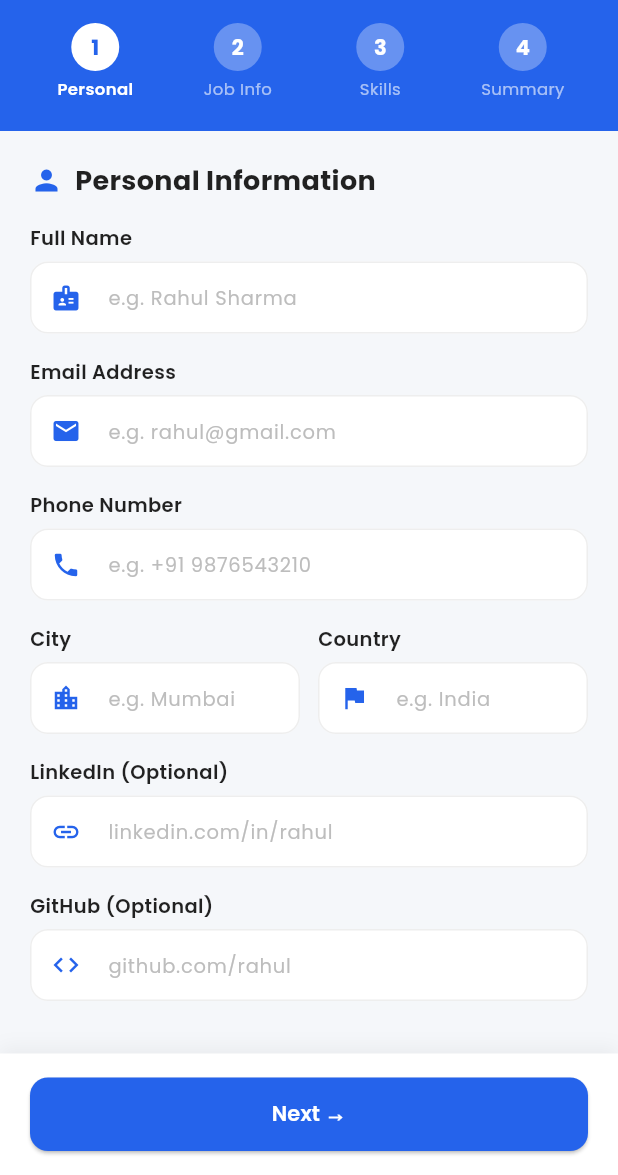
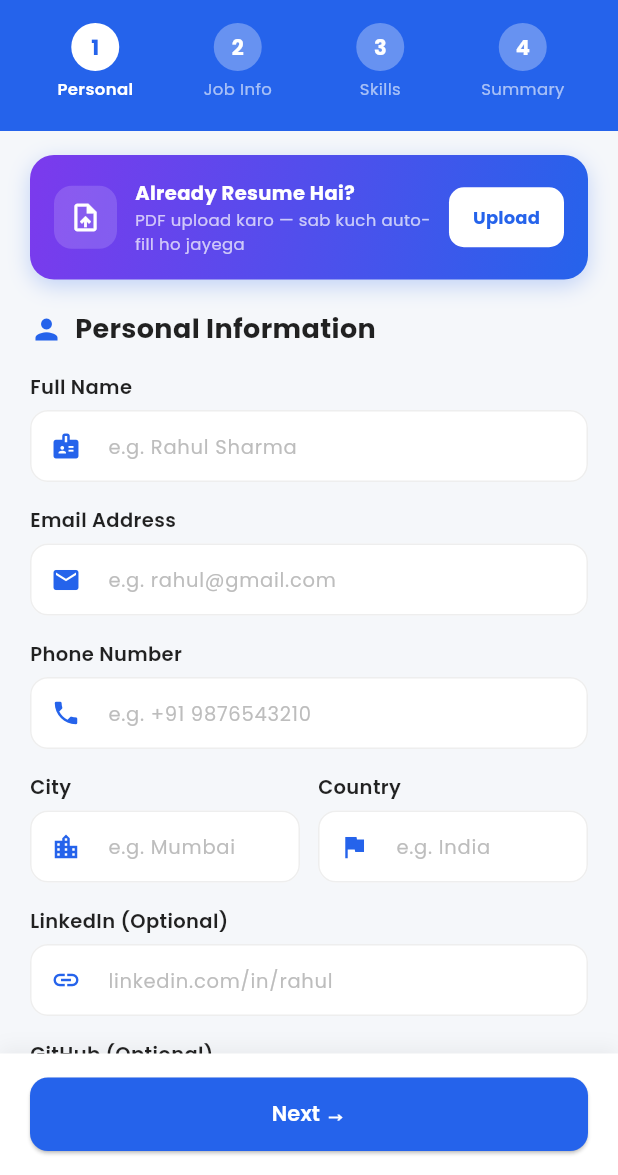
Before and after one commit to flutterbysunny/AI-Resume-Builder, a Flutter app: the screen it shows after launch, on a phone screen of 412 x 824 dp, the part 61-1236 px from its top. Run offline on Flutter 3.47's test engine with Material 3 defaults, Android fonts, the phone set to English and light mode, and no system bars; our stand-ins replace file_picker, get, google_fonts, pdf, printing.

Commit message:
docs: resume upload feature add

```diff
--- a/lib/views/form_screen.dart
+++ b/lib/views/form_screen.dart
@@ -1,3 +1,4 @@
+import 'package:file_picker/file_picker.dart';
 import 'package:flutter/material.dart';
 import 'package:get/get.dart';
 import 'package:google_fonts/google_fonts.dart';
@@ -30,6 +31,9 @@ class FormScreen extends StatelessWidget {
       body: Column(
         children: [
           _buildStepIndicator(controller),
+          Obx(() => controller.currentStep.value == 0
+              ? _buildUploadCard(controller)
+              : const SizedBox.shrink()),
           Expanded(
             child: Obx(() {
               switch (controller.currentStep.value) {
@@ -1007,4 +1011,138 @@ class FormScreen extends StatelessWidget {
       ),
     );
   }
+
+  // ─── Upload Resume Card ─────────────────────────────────────────────────────
+  Widget _buildUploadCard(ResumeController controller) {
+    return Container(
+      margin: const EdgeInsets.fromLTRB(20, 16, 20, 0),
+      padding: const EdgeInsets.all(16),
+      decoration: BoxDecoration(
+        gradient: const LinearGradient(
+          colors: [Color(0xFF7C3AED), Color(0xFF2563EB)],
+          begin: Alignment.topLeft,
+          end: Alignment.bottomRight,
+        ),
+        borderRadius: BorderRadius.circular(16),
+        boxShadow: [
+          BoxShadow(
+            color: const Color(0xFF2563EB).withOpacity(0.25),
+            blurRadius: 12,
+            offset: const Offset(0, 4),
+          ),
+        ],
+      ),
+      child: Obx(() {
+        if (controller.isUploadingResume.value) {
+          return Row(
+            children: [
+              const SizedBox(
+                width: 22,
+                height: 22,
+                child: CircularProgressIndicator(
+                  strokeWidth: 2.5,
+                  color: Colors.white,
+                ),
+              ),
+              const SizedBox(width: 14),
+              Expanded(
+                child: Text(
+                  'AI tumhara resume padh raha hai...',
+                  style: GoogleFonts.poppins(
+                    color: Colors.white,
+                    fontWeight: FontWeight.w600,
+                    fontSize: 13,
+                  ),
+                ),
+              ),
+            ],
+          );
+        }
+
+        return Row(
+          children: [
+            Container(
+              padding: const EdgeInsets.all(10),
+              decoration: BoxDecoration(
+                color: Colors.white.withOpacity(0.15),
+                borderRadius: BorderRadius.circular(12),
+              ),
+              child: const Icon(Icons.upload_file,
+                  color: Colors.white, size: 22),
+            ),
+            const SizedBox(width: 12),
+            Expanded(
+              child: Column(
+                crossAxisAlignment: CrossAxisAlignment.start,
+                children: [
+                  Text(
+                    'Already Resume Hai?',
+                    style: GoogleFonts.poppins(
+                      color: Colors.white,
+                      fontWeight: FontWeight.w700,
+                      fontSize: 13,
+                    ),
+                  ),
+                  Text(
+                    'PDF upload karo — sab kuch auto-fill ho jayega',
+                    style: GoogleFonts.poppins(
+                      color: Colors.white70,
+                      fontSize: 11,
+                    ),
+                  ),
+                ],
+              ),
+            ),
+            const SizedBox(width: 8),
+            ElevatedButton(
+              onPressed: () => _pickAndUploadResume(controller),
+              style: ElevatedButton.styleFrom(
+                backgroundColor: Colors.white,
+                foregroundColor: const Color(0xFF2563EB),
+                padding: const EdgeInsets.symmetric(
+                    horizontal: 16, vertical: 10),
+                shape: RoundedRectangleBorder(
+                  borderRadius: BorderRadius.circular(10),
+                ),
+                elevation: 0,
+              ),
+              child: Text(
+                'Upload',
+                style: GoogleFonts.poppins(
+                  fontWeight: FontWeight.w700,
+                  fontSize: 12,
+                ),
+              ),
+            ),
+          ],
+        );
+      }),
+    );
+  }
+
+// ─── Pick PDF & Upload ───────────────────────────────────────────────────────
+  Future<void> _pickAndUploadResume(ResumeController controller) async {
+    final result = await FilePicker.platform.pickFiles(
+      type: FileType.custom,
+      allowedExtensions: ['pdf'],
+      withData: true, // bytes directly milte hain
+    );
+
+    if (result == null || result.files.isEmpty) return;
+
+    final file = result.files.first;
+    final bytes = file.bytes;
+
+    if (bytes == null) {
+      Get.snackbar(
+        'Error',
+        'File read nahi ho saki, dobara try karo',
+        snackPosition: SnackPosition.BOTTOM,
+      );
+      return;
+    }
+
+    await controller.uploadAndParseResume(bytes);
+  }
+
 }
--- a/pubspec.yaml
+++ b/pubspec.yaml
@@ -39,6 +39,7 @@ dependencies:
   pdf: ^3.10.8
   printing: ^5.12.0
   google_fonts: ^6.1.0
+  file_picker: ^8.1.2
 
 dev_dependencies:
   flutter_test:
```
Also changed, not shown: lib/controllers/resume_controller.dart (+58 -0 lines), lib/models/resume_model.dart (+55 -0 lines), lib/services/gemini_service.dart (+99 -0 lines), pubspec.lock, 1 other file.
